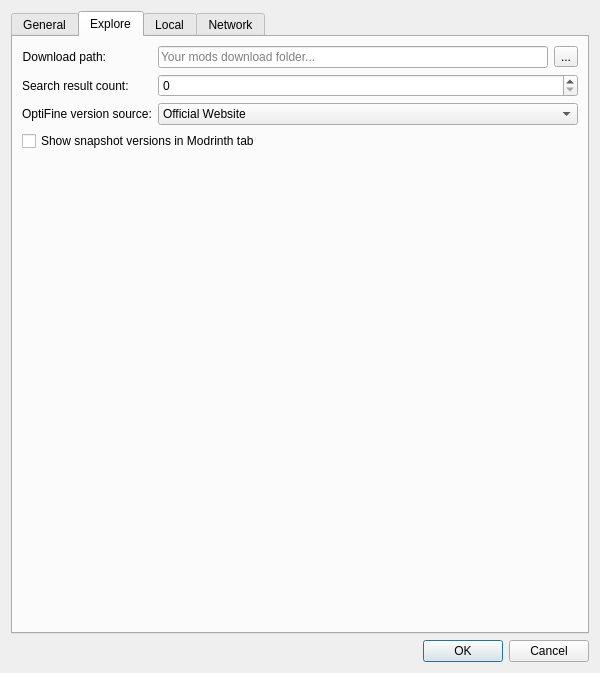
First picture: the form in src/ui/preferences.ui, repository kaniol-lck/modmanager, before the edit.
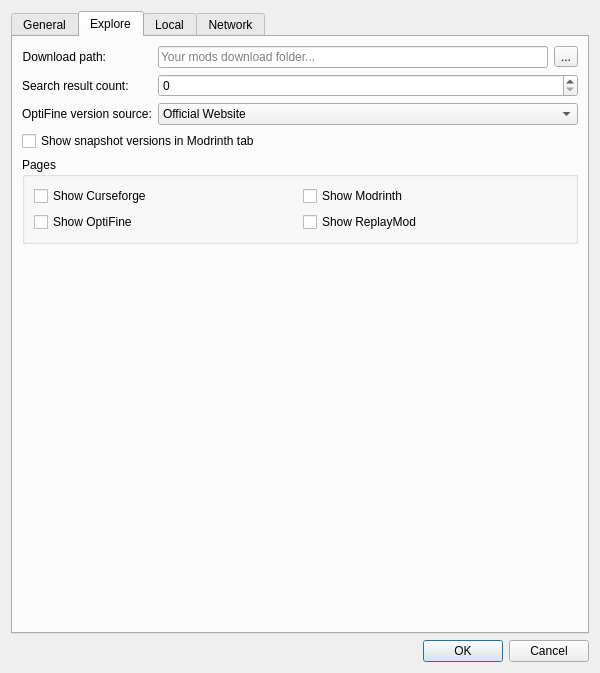
Second picture: the form after the edit. The open tabs and pages were chosen to show the change.

Commit message: togglable explore pages

Diff of the .ui file:
```diff
--- a/src/ui/preferences.ui
+++ b/src/ui/preferences.ui
@@ -107,8 +107,8 @@
       <attribute name="title">
        <string>Explore</string>
       </attribute>
-      <layout class="QVBoxLayout" name="verticalLayout">
-       <item>
+      <layout class="QGridLayout" name="gridLayout_9">
+       <item row="0" column="0">
         <layout class="QFormLayout" name="formLayout">
          <item row="0" column="0">
           <widget class="QLabel" name="label_8">
@@ -187,7 +187,44 @@
          </item>
         </layout>
        </item>
-       <item>
+       <item row="1" column="0">
+        <widget class="QGroupBox" name="groupBox_5">
+         <property name="title">
+          <string>Pages</string>
+         </property>
+         <layout class="QGridLayout" name="gridLayout_10">
+          <item row="0" column="0">
+           <widget class="QCheckBox" name="showCurseforge">
+            <property name="text">
+             <string>Show Curseforge</string>
+            </property>
+           </widget>
+          </item>
+          <item row="0" column="1">
+           <widget class="QCheckBox" name="showModrinth">
+            <property name="text">
+             <string>Show Modrinth</string>
+            </property>
+           </widget>
+          </item>
+          <item row="1" column="0">
+           <widget class="QCheckBox" name="showOptiFine">
+            <property name="text">
+             <string>Show OptiFine</string>
+            </property>
+           </widget>
+          </item>
+          <item row="1" column="1">
+           <widget class="QCheckBox" name="showReplayMod">
+            <property name="text">
+             <string>Show ReplayMod</string>
+            </property>
+           </widget>
+          </item>
+         </layout>
+        </widget>
+       </item>
+       <item row="2" column="0">
         <spacer name="verticalSpacer">
          <property name="orientation">
           <enum>Qt::Vertical</enum>
```
Left out of the diff: 2 changed lines with no effect on the pictures. The commit also changes 5 other files.
